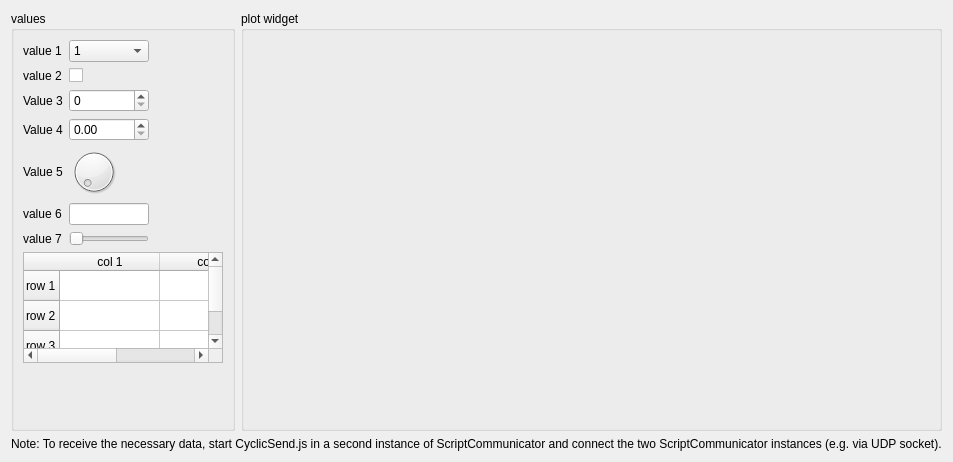
Old version of the form ScriptCommunicator/exampleScripts/WorkerScripts/CyclicSendReceive/CyclicReceive.ui in the repository szieke/ScriptCommunicator_serial-terminal.
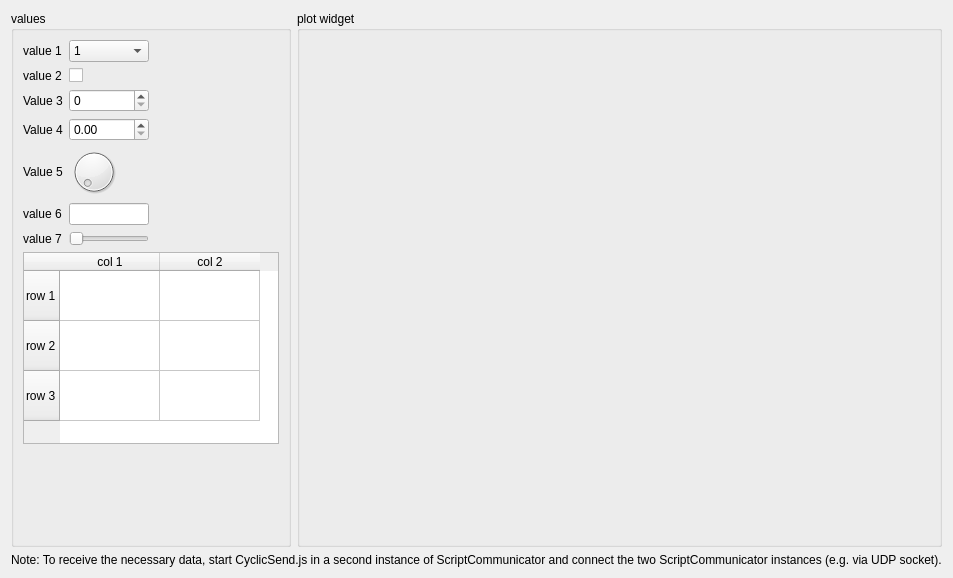
New version of the form.

Patch:
```diff
--- a/ScriptCommunicator/exampleScripts/WorkerScripts/CyclicSendReceive/CyclicReceive.ui
+++ b/ScriptCommunicator/exampleScripts/WorkerScripts/CyclicSendReceive/CyclicReceive.ui
@@ -6,8 +6,8 @@
    <rect>
     <x>0</x>
     <y>0</y>
-    <width>892</width>
-    <height>462</height>
+    <width>952</width>
+    <height>578</height>
    </rect>
   </property>
   <property name="windowTitle">
@@ -132,13 +132,16 @@
          <widget class="QTableWidget" name="tableWidget">
           <property name="maximumSize">
            <size>
-            <width>200</width>
-            <height>120</height>
+            <width>16777215</width>
+            <height>16777215</height>
            </size>
           </property>
           <property name="showGrid">
            <bool>true</bool>
           </property>
+          <attribute name="verticalHeaderMinimumSectionSize">
+           <number>50</number>
+          </attribute>
           <row>
            <property name="text">
             <string>row 1</string>
```
